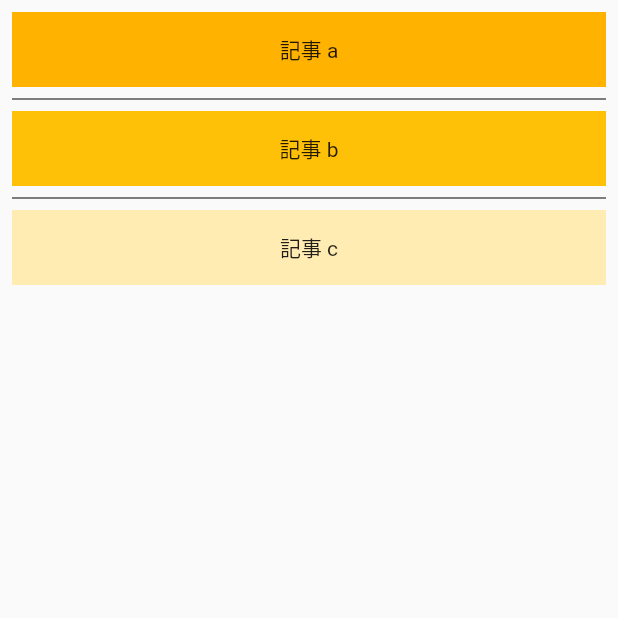
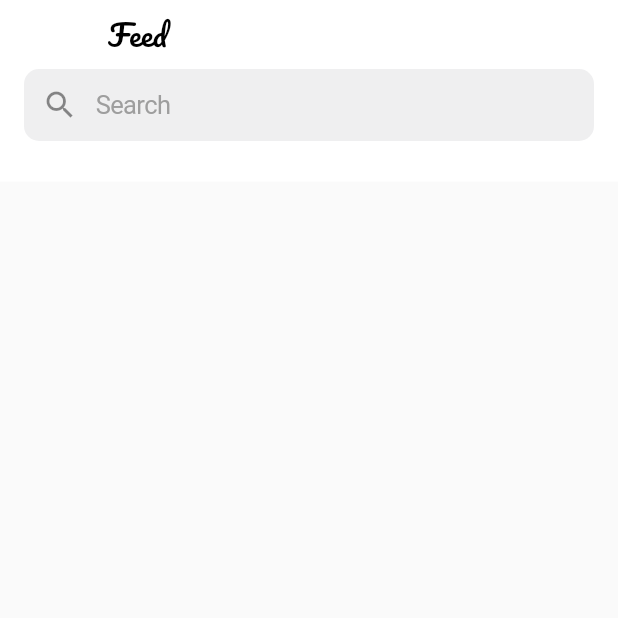
Before and after one commit to shinonome-inc/qiita_client_yukiy, a Flutter app: the FeedPage screen opened directly, on a phone screen of 412 x 824 dp, the top half of it. Run offline on Flutter 3.47's test engine with Material 2 defaults, Android fonts, the phone set to English and light mode, and no system bars; Roboto replaces fonts that are missing (Noto_Sans_JP).

Commit message:
searchbarの作成

```diff
--- a/lib/pages/feed_page.dart
+++ b/lib/pages/feed_page.dart
@@ -1,5 +1,3 @@
-import 'dart:convert';
-
 import 'package:flutter/material.dart';
 
 class FeedPage extends StatefulWidget {
@@ -10,62 +8,71 @@ class FeedPage extends StatefulWidget {
 }
 
 class _FeedPageState extends State<FeedPage> {
+  Widget _searchTextField() {
+    return const TextField();
+  }
+
+  Widget _defaultListView() {
+    return ListView.builder(itemBuilder: (context, index) {
+      return const Card();
+    });
+  }
+
   final List<String> entries = <String>["a", "b", "c"];
   final List<int> colorCodes = <int>[600, 500, 100];
 
   @override
   Widget build(BuildContext context) {
     return Scaffold(
-      body: ListView.separated(
-        padding: const EdgeInsets.all(8),
-        itemCount: entries.length,
-        itemBuilder: (BuildContext context, int index) {
-          return Container(
-            height: 50,
-            color: Colors.amber[colorCodes[index]],
-            child: Center(child: Text('記事 ${entries[index]}')),
-          );
-        },
-        separatorBuilder: (BuildContext context, int index) => const Divider(
-          color: Colors.black,
+      appBar: AppBar(
+        elevation: 0,
+        title: const Text(
+          'Feed',
+          style: TextStyle(
+            color: Colors.black,
+            fontFamily: 'Pacifico-Regular',
+          ),
+        ),
+        backgroundColor: Colors.white,
+        bottom: PreferredSize(
+          preferredSize: const Size.fromHeight(65.0),
+          child: Container(
+            height: 65.0,
+            margin: const EdgeInsets.only(left: 16, right: 16, bottom: 10),
+            child: Column(
+              children: [
+                Row(
+                  children: [
+                    Flexible(
+                      child: TextField(
+                        cursorColor: Colors.grey,
+                        decoration: InputDecoration(
+                          contentPadding:
+                              const EdgeInsets.fromLTRB(30, 7, 260, 7),
+                          fillColor: const Color.fromRGBO(118, 118, 128, 0.12),
+                          filled: true,
+                          border: OutlineInputBorder(
+                              borderRadius: BorderRadius.circular(10),
+                              borderSide: BorderSide.none),
+                          hintText: 'Search',
+                          prefixIcon: const Icon(Icons.search),
+                          iconColor: const Color.fromRGBO(142, 142, 147, 0),
+                          hintStyle: const TextStyle(
+                            color: Colors.grey,
+                            fontSize: 17,
+                            letterSpacing: -0.408,
+                            fontFamily: "Noto_Sans_JP",
+                          ),
+                        ),
+                      ),
+                    ),
+                  ],
+                ),
+              ],
+            ),
+          ),
         ),
       ),
     );
   }
 }
-
-class Album {
-  final int userId;
-  final int id;
-  final String title;
-
-  const Album({
-    required this.userId,
-    required this.id,
-    required this.title,
-  });
-
-  factory Album.fromJson(Map<String, dynamic> json) {
-    return Album(
-      userId: json['userId'],
-      id: json['id'],
-      title: json['title'],
-    );
-  }
-}
-
-Future<Album> fetchAlbum() async {
-  var http;
-  final response = await http
-      .get(Uri.parse('https://jsonplaceholder.typicode.com/albums/1'));
-
-  if (response.statusCode == 200) {
-    // If the server did return a 200 OK response,
-    // then parse the JSON.
-    return Album.fromJson(jsonDecode(response.body));
-  } else {
-    // If the server did not return a 200 OK response,
-    // then throw an exception.
-    throw Exception('Failed to load album');
-  }
-}
```
